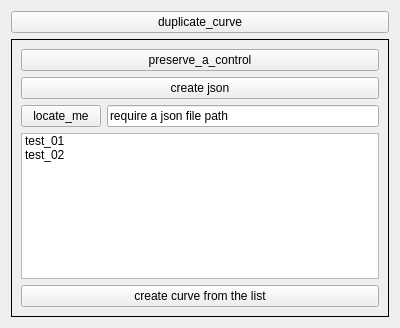
blossomsg/maya_controller_storage, file controller_storage_ref.ui: the form before one commit.
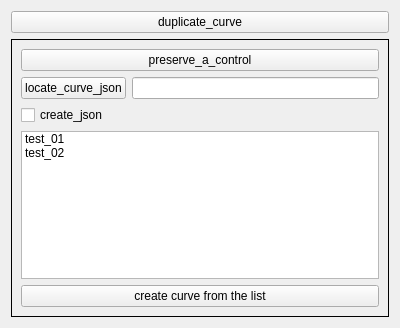
The form after the commit.

Commit message: Commit_03: ui added preserve button, json locate qlineedit, and create buttons and qlineedit ui added checkbox for enabling create json(linking process is pending) ui ref updated acc. what was the requirement curve function: duplicate, preserve in json, import the json and creates the json all works fine independently

```diff
--- a/controller_storage_ref.ui
+++ b/controller_storage_ref.ui
@@ -44,29 +44,21 @@
           <item>
            <widget class="QPushButton" name="pushButton_5">
             <property name="text">
-             <string>create json</string>
+             <string>locate_curve_json</string>
             </property>
            </widget>
           </item>
+          <item>
+           <widget class="QLineEdit" name="lineEdit_2"/>
+          </item>
          </layout>
         </item>
         <item>
-         <layout class="QHBoxLayout" name="horizontalLayout_2">
-          <item>
-           <widget class="QPushButton" name="pushButton_3">
+         <widget class="QCheckBox" name="checkBox">
             <property name="text">
-             <string>locate_me</string>
-            </property>
-           </widget>
-          </item>
-          <item>
-           <widget class="QLineEdit" name="lineEdit">
-            <property name="text">
-             <string>require a json file path</string>
-            </property>
-           </widget>
-          </item>
-         </layout>
+           <string>create_json</string>
+          </property>
+         </widget>
         </item>
         <item>
          <widget class="QListWidget" name="listWidget">
```
Lines whose indentation alone changed are shown as unchanged. The commit also changes 2 other files.
